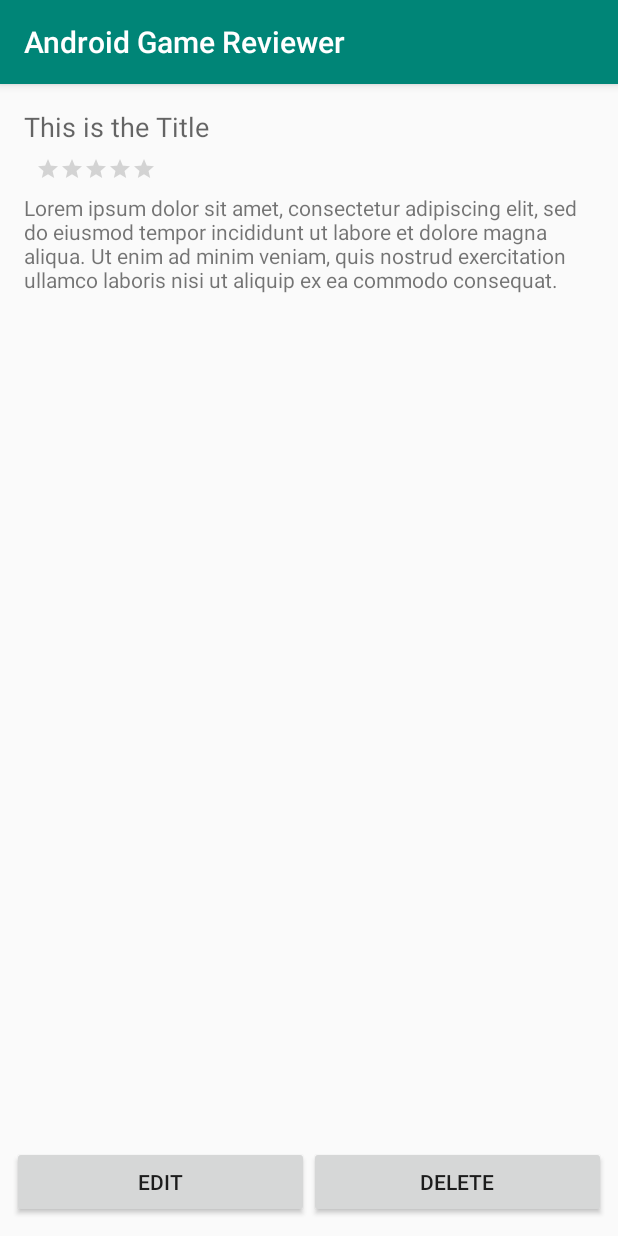
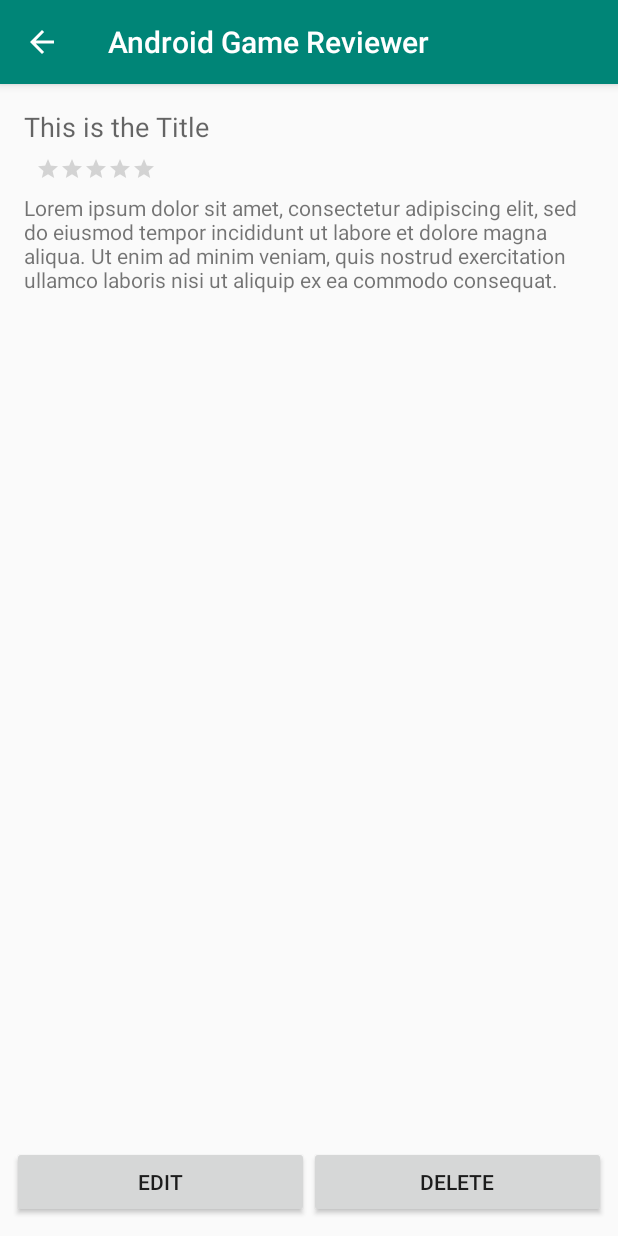
Before and after one commit to DamsithKarunaratna/android_game_reviewer, an Android app: the ViewReviewActivity screen opened directly, with no data from a screen before it, on a phone screen of 412 x 824 dp. Run offline under Robolectric (Android 15) with nearby library versions, the phone set to English and light mode, and no system bars; our stand-ins replace Firebase (no records; nobody signed in at launch, a user with empty details on screens opened directly), Room's generated code.

Commit message:
Add back button to review view activity

```diff
--- a/app/src/main/java/com/ctse/androidgamereviewer/ViewReviewActivity.java
+++ b/app/src/main/java/com/ctse/androidgamereviewer/ViewReviewActivity.java
@@ -1,12 +1,16 @@
 package com.ctse.androidgamereviewer;
 
 import androidx.annotation.Nullable;
+import androidx.appcompat.app.ActionBar;
 import androidx.appcompat.app.AppCompatActivity;
 import androidx.lifecycle.Observer;
 import androidx.lifecycle.ViewModelProviders;
 
 import android.content.Intent;
 import android.os.Bundle;
+import android.view.Menu;
+import android.view.MenuInflater;
+import android.view.MenuItem;
 import android.view.View;
 import android.widget.Button;
 import android.widget.LinearLayout;
@@ -53,6 +57,10 @@ public class ViewReviewActivity extends AppCompatActivity {
         gameId = getIntent().getStringExtra(ReviewViewAdapter.EXTRA_REVIEW_GAME_ID);
 
         user = FirebaseAuth.getInstance().getCurrentUser();
+
+        ActionBar actionBar = getSupportActionBar();
+        actionBar.setHomeAsUpIndicator(R.drawable.ic_arrow_back_black_24dp);
+        actionBar.setDisplayHomeAsUpEnabled(true);
 
         tvReviewTitle = findViewById(R.id.text_view_review_title_view);
         tvReviewBody = findViewById(R.id.text_view_review_body_view);
@@ -103,6 +111,15 @@ public class ViewReviewActivity extends AppCompatActivity {
     }
 
     @Override
+    public boolean onOptionsItemSelected(MenuItem item) {
+        switch (item.getItemId()) {
+            default:
+                finish();
+                return true;
+        }
+    }
+
+    @Override
     protected void onActivityResult(int requestCode, int resultCode, @Nullable Intent data) {
         super.onActivityResult(requestCode, resultCode, data);
 
--- /dev/null
+++ b/app/src/main/res/drawable/ic_arrow_back_black_24dp.xml
@@ -0,0 +1,5 @@
+<vector android:height="24dp" android:tint="#FFFFFF"
+    android:viewportHeight="24.0" android:viewportWidth="24.0"
+    android:width="24dp" xmlns:android="http://schemas.android.com/apk/res/android">
+    <path android:fillColor="#FF000000" android:pathData="M20,11H7.83l5.59,-5.59L12,4l-8,8 8,8 1.41,-1.41L7.83,13H20v-2z"/>
+</vector>
```
